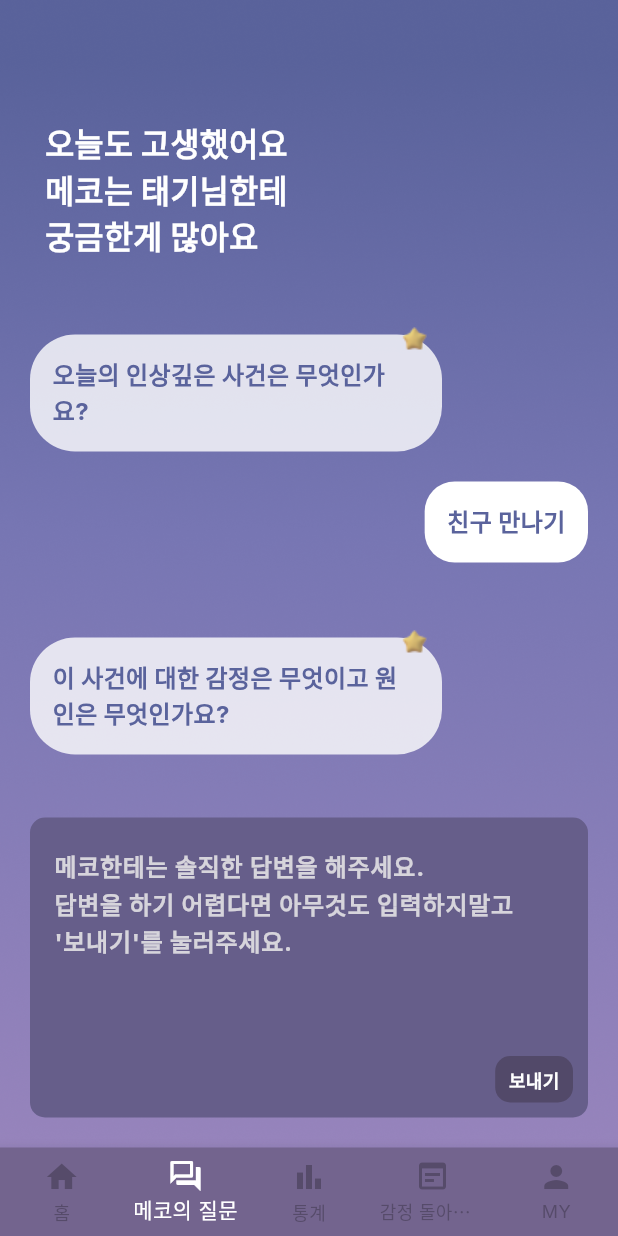
After one commit to hackathon1team/hackathon1_app, a Flutter app: the MecoQuestionStartScreen screen opened directly, after a tap on "대화하러", on a phone screen of 412 x 824 dp. The commit adds this screen. Run offline on Flutter 3.47's test engine with Material 3 defaults, Android fonts, the light colour scheme and no system bars; our stand-ins replace charts_flutter, fl_chart, glassmorphism_ui, google_fonts.

Commit message:
chat screen ui

```diff
--- a/lib/screen/components/app_navigation_bar.dart
+++ b/lib/screen/components/app_navigation_bar.dart
@@ -1,4 +1,5 @@
 import 'package:flutter/material.dart';
+import 'package:memory_app/screen/home_screen.dart';
 
 class AppNavigationBar extends StatelessWidget {
   final int currentIndex;
@@ -7,6 +8,7 @@ class AppNavigationBar extends StatelessWidget {
 
   @override
   Widget build(BuildContext context) {
+
     return BottomNavigationBar(
       type: BottomNavigationBarType.fixed,
       backgroundColor: Color(0xFF73648E),
@@ -15,6 +17,12 @@ class AppNavigationBar extends StatelessWidget {
       selectedItemColor: Colors.white,
       unselectedItemColor: Color(0xFF564B6A),
       currentIndex: currentIndex,
+      onTap: (index) {
+        Navigator.pushReplacement(
+            context,
+            MaterialPageRoute(
+                builder: (context) => HomeScreen(currentIndex: index)));
+      },
       items: [
         BottomNavigationBarItem(
             icon: Padding(
--- a/lib/screen/home_screen.dart
+++ b/lib/screen/home_screen.dart
@@ -1,7 +1,7 @@
 import 'package:flutter/material.dart';
 import 'package:memory_app/screen/static_screen.dart';
 
-import 'meco_question_screen.dart';
+import 'meco_question_start_screen.dart';
 import 'time_ledger_screen.dart';
 
 class HomeScreen extends StatefulWidget {
@@ -26,7 +26,7 @@ class _HomeScreenState extends State<HomeScreen> {
   List<Widget> _widgetOptions() {
     return [
       TimeLedgerScreen(),
-      MecoQuestionScreen(),
+      MecoQuestionStartScreen(),
       StaticScreen(),
       Container(),
       Container(),
--- /dev/null
+++ b/lib/screen/meco_question_chat_screen.dart
@@ -0,0 +1,287 @@
+import 'package:flutter/cupertino.dart';
+import 'package:flutter/material.dart';
+
+import '../const/colors.dart';
+import 'components/app_navigation_bar.dart';
+
+class ChatScreen extends StatefulWidget {
+  final String event;
+
+  const ChatScreen({
+    super.key,
+    required this.event,
+  });
+
+  @override
+  State<ChatScreen> createState() => _ChatScreenState();
+}
+
+class _ChatScreenState extends State<ChatScreen> {
+  bool loading = false;
+  List textChat = [];
+  String name = '태기';
+  int index = 1;
+
+  final TextEditingController _textController = TextEditingController();
+  final ScrollController _controller = ScrollController();
+
+  @override
+  void initState() {
+    super.initState();
+    fromText(query: widget.event, currentindex: -1);
+  }
+
+  // Text only input
+  void fromText({required String query, required int currentindex}) {
+    List question = [
+      '오늘의 인상깊은 사건은 무엇인가요?',
+      '이 사건에 대한 감정은 무엇이고 원인은 무엇인가요?',
+      '이 감정을 어떻게 표현했어요?',
+      '이 상황을 통해 무엇을 배울 수 있을까요?',
+      '그렇군요. $name님 오늘 하루도 고생 많으셨어요 !',
+    ];
+
+    if (currentindex == -1) {
+      setState(() {
+        textChat.add({
+          "role": 'Meco',
+          'index': currentindex + 1,
+          "text": question[currentindex + 1],
+        });
+      });
+      setState(() {
+        textChat.add({
+          "role": name,
+          'index': currentindex + 1,
+          "text": query,
+        });
+      });
+
+      setState(() {
+        textChat.add({
+          "role": 'Meco',
+          'index': currentindex + 2,
+          "text": question[currentindex + 2],
+        });
+      });
+    } else {
+      setState(() {
+        loading = true;
+        textChat.add({
+          "role": name,
+          'index': currentindex,
+          "text": query,
+        });
+        _textController.clear();
+      });
+
+      setState(() {
+        loading = false;
+        textChat.add({
+          "role": 'Meco',
+          'index': currentindex + 1,
+          "text": question[currentindex + 1],
+        });
+      });
+    }
+    scrollToTheEnd();
+  }
+
+  void scrollToTheEnd() {
+    WidgetsBinding.instance.addPostFrameCallback((_) {
+      if (_controller.hasClients) {
+        _controller.animateTo(
+          _controller.position.maxScrollExtent,
+          duration: const Duration(milliseconds: 300),
+          curve: Curves.easeOut,
+        );
+      }
+    });
+  }
+
+  @override
+  Widget build(BuildContext context) {
+    return Scaffold(
+      body: Container(
+        decoration: BoxDecoration(
+          image: DecorationImage(
+            image: AssetImage('assets/background/background6.png'),
+            fit: BoxFit.cover,
+          ),
+        ),
+        child: Column(
+          children: [
+            Expanded(
+              child: ListView.builder(
+                controller: _controller,
+                itemCount: textChat.length + 1,
+                padding: const EdgeInsets.only(bottom: 20),
+                itemBuilder: (context, index) {
+                  if (index == 0) {
+                    return Padding(
+                      padding: EdgeInsets.only(
+                        left: 30,
+                        top: 80,
+                      ),
+                      child: Text(
+                        '오늘도 고생했어요\n메코는 $name님한테\n궁금한게 많아요',
+                        style: TextStyle(
+                          fontSize: 21,
+                          color: Colors.white,
+                          fontWeight: FontWeight.bold,
+                        ),
+                        textAlign: TextAlign.start,
+                      ),
+                    );
+                  }
+                  index -= 1;
+                  if (textChat[index]['role'] == 'Meco') {
+                    return Padding(
+                      padding: const EdgeInsets.fromLTRB(20, 50, 20, 0),
+                      child: Row(
+                        mainAxisAlignment: MainAxisAlignment.start,
+                        children: [
+                          Container(
+                            width: MediaQuery.of(context).size.width / 3 * 2,
+                            decoration: BoxDecoration(
+                              color: Colors.white.withOpacity(0.8),
+                              borderRadius: BorderRadius.circular(30),
+                            ),
+                            child: Stack(
+                              clipBehavior: Clip.none,
+                              children: [
+                                Positioned(
+                                  top: -5,
+                                  right: 10,
+                                  child: Image.asset(
+                                    'assets/components/star.png',
+                                    // scale: 0.9,
+                                  ),
+                                ),
+                                Padding(
+                                  padding: const EdgeInsets.all(15),
+                                  child: Text(
+                                    textChat[index]['text'],
+                                    style: TextStyle(
+                                      fontSize: 16,
+                                      color: Color(0xFF5A639C),
+                                      fontWeight: FontWeight.bold,
+                                    ),
+                                    textAlign: TextAlign.left,
+                                  ),
+                                ),
+                              ],
+                            ),
+                          ),
+                        ],
+                      ),
+                    );
+                  } else {
+                    return Padding(
+                      padding: const EdgeInsets.fromLTRB(20, 20, 20, 0),
+                      child: Row(
+                        mainAxisAlignment: MainAxisAlignment.end,
+                        children: [
+                          Container(
+                            constraints: BoxConstraints(
+                              maxWidth:
+                                  MediaQuery.of(context).size.width / 3 * 2,
+                            ),
+                            decoration: BoxDecoration(
+                              color: Colors.white,
+                              borderRadius: BorderRadius.circular(20),
+                            ),
+                            child: Padding(
+                              padding: const EdgeInsets.all(15),
+                              child: Text(
+                                textChat[index]["text"],
+                                style: TextStyle(
+                                  fontSize: 16,
+                                  color: Color(0xFF5A639C),
+                                  fontWeight: FontWeight.bold,
+                                ),
+                                textAlign: TextAlign.left,
+                              ),
+                            ),
+                          ),
+                        ],
+                      ),
+                    );
+                  }
+                },
+              ),
+            ),
+            if (index < 4)
+              Stack(
+                children: [
+                  Padding(
+                    padding: const EdgeInsets.all(20.0),
+                    child: Container(
+                      height: 200,
+                      child: TextFormField(
+                        controller: _textController,
+                        textAlignVertical: TextAlignVertical.top,
+                        decoration: InputDecoration(
+                          border: OutlineInputBorder(
+                            borderRadius: BorderRadius.circular(10.0),
+                            borderSide: BorderSide.none,
+                          ),
+                          filled: true,
+                          fillColor: Color(0xFF665E8A),
+                          hintText:
+                              '메코한테는 솔직한 답변을 해주세요.\n답변을 하기 어렵다면 아무것도 입력하지말고\n\'보내기\'를 눌러주세요.',
+                          hintStyle: TextStyle(
+                            color: hintTextColor,
+                            fontSize: 16,
+                            fontWeight: FontWeight.bold,
+                          ),
+                        ),
+                        style: TextStyle(
+                            fontSize: 16,
+                            color: Colors.white,
+                            fontWeight: FontWeight.bold),
+                        expands: true,
+                        maxLines: null,
+                      ),
+                    ),
+                  ),
+                  Positioned(
+                    right: 30,
+                    bottom: 30,
+                    child: GestureDetector(
+                      onTap: () {
+                        fromText(
+                            query: _textController.text, currentindex: index);
+                        setState(() {
+                          index += 1;
+                        });
+                      },
+                      child: Container(
+                        padding:
+                            EdgeInsets.symmetric(horizontal: 9, vertical: 7),
+                        decoration: BoxDecoration(
+                          borderRadius: BorderRadius.circular(10),
+                          color: Color(0xFF524969),
+                        ),
+                        child: Text(
+                          '보내기',
+                          style: TextStyle(
+                            fontSize: 12,
+                            fontWeight: FontWeight.w600,
+                            color: Colors.white,
+                          ),
+                        ),
+                      ),
+                    ),
+                  ),
+                ],
+              ),
+          ],
+        ),
+      ),
+      bottomNavigationBar: AppNavigationBar(
+        currentIndex: 1,
+      ),
+    );
+  }
+}
--- a/lib/screen/meco_question_screen.dart
+++ b/lib/screen/meco_question_start_screen.dart
@@ -1,16 +1,17 @@
 import 'package:flutter/material.dart';
 import 'package:memory_app/screen/components/custom_button.dart';
 import 'package:memory_app/screen/home_screen.dart';
+import 'package:memory_app/screen/meco_question_chat_screen.dart';
 
 
-class MecoQuestionScreen extends StatefulWidget {
-  const MecoQuestionScreen({super.key});
+class MecoQuestionStartScreen extends StatefulWidget {
+  const MecoQuestionStartScreen({super.key});
 
   @override
-  State<MecoQuestionScreen> createState() => _MecoQuestionScreenState();
+  State<MecoQuestionStartScreen> createState() => _MecoQuestionStartScreenState();
 }
 
-class _MecoQuestionScreenState extends State<MecoQuestionScreen> {
+class _MecoQuestionStartScreenState extends State<MecoQuestionStartScreen> {
   bool writed = true;
 
   bool isDropdownOpen = false;
@@ -198,7 +199,9 @@ class _MecoQuestionScreenState extends State<MecoQuestionScreen> {
                 CustomButton(
                     text: '대화하러',
                     right: true,
-                    onPressed: () {},
+                    onPressed: () {
+                      Navigator.of(context).push(MaterialPageRoute(builder: (context) => ChatScreen(event: selectedItem,),));
+                    },
                     backgroundcolor: Colors.white),
                 SizedBox(
                   height: 10,
--- a/lib/screen/static_screen.dart
+++ b/lib/screen/static_screen.dart
@@ -192,6 +192,7 @@ class _StaticScreenState extends State<StaticScreen> {
               vertical: false,
               defaultRenderer: charts.BarRendererConfig(
                 cornerStrategy: const charts.ConstCornerStrategy(30),
+                maxBarWidthPx: 50,
                 barRendererDecorator: charts.BarLabelDecorator<String>(
                   insideLabelStyleSpec: charts.TextStyleSpec(
                     color: charts.MaterialPalette.black,
```
